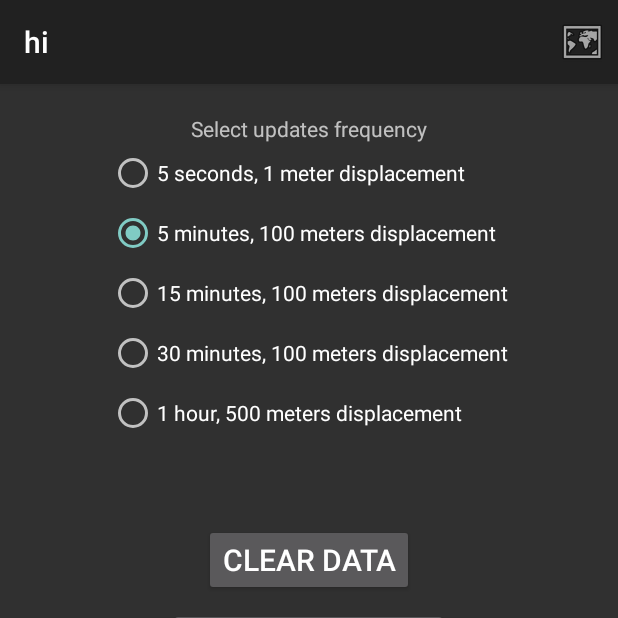
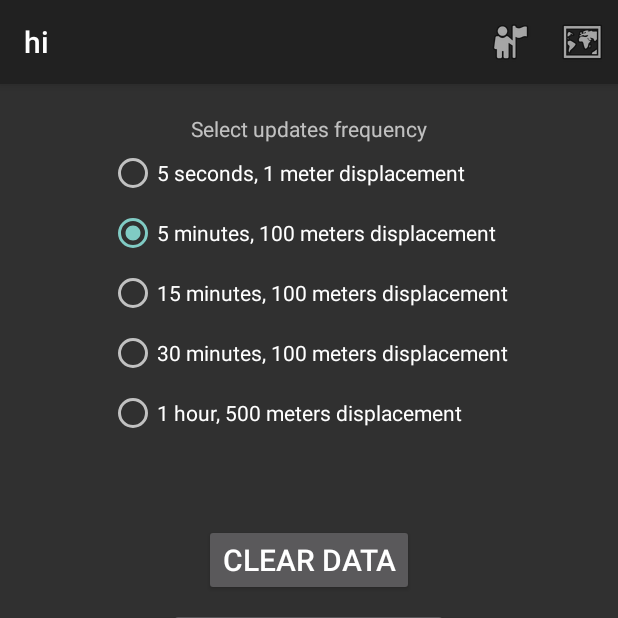
Before and after one commit to AbhishekChourasiya/track-my-location, an Android app: the screen it shows after launch (MainActivity), on a phone screen of 412 x 824 dp, the top half of it. Run offline under Robolectric (Android 15) with nearby library versions, the light colour scheme and no system bars; our stand-ins replace ButterKnife; libraries missing offline, so code that uses them is left out: com.activeandroid, com.activeandroid.query, com.crashlytics.android, de.greenrobot.event, io.fabric.sdk; 6 statements that could not run were skipped.

Commit message:
some ui changes

```diff
--- a/LocationAppAndroid/app/src/main/java/com/techmagic/locationapp/Utils.java
+++ b/LocationAppAndroid/app/src/main/java/com/techmagic/locationapp/Utils.java
@@ -32,12 +32,12 @@ public class Utils {
     }
 
     public static String formatDate(long milis) {
-        String time = new SimpleDateFormat("MM-yyyy-dd").format(new Date(milis));
+        String time = new SimpleDateFormat("MMMM dd, yyyy").format(new Date(milis));
         return time;
     }
 
     public static String formatDateAndTime(long milis) {
-        String time = new SimpleDateFormat("MMMM-yyyy-dd HH:mm").format(new Date(milis));
+        String time = new SimpleDateFormat("HH:mm, dd 'of' MMMM yyyy").format(new Date(milis));
         return time;
     }
 
--- a/LocationAppAndroid/app/src/main/res/layout/activity_results.xml
+++ b/LocationAppAndroid/app/src/main/res/layout/activity_results.xml
@@ -26,7 +26,7 @@
             android:id="@+id/btn_time_from"
             android:layout_width="match_parent"
             android:layout_height="wrap_content"
-            android:layout_weight="1"
+            android:layout_weight="2"
             android:text="Time from"/>
 
     </LinearLayout>
@@ -52,7 +52,7 @@
             android:id="@+id/btn_time_to"
             android:layout_width="match_parent"
             android:layout_height="wrap_content"
-            android:layout_weight="1"
+            android:layout_weight="2"
             android:text="Time to"/>
 
     </LinearLayout>
--- a/LocationAppAndroid/app/src/main/res/menu/menu_main.xml
+++ b/LocationAppAndroid/app/src/main/res/menu/menu_main.xml
@@ -3,7 +3,13 @@
     xmlns:tools="http://schemas.android.com/tools"
     tools:context="com.techmagic.locationapp.map.MapResultsActivity">
 
-    <item android:id="@+id/action_map"
+    <item android:id="@+id/action_map_markers"
+        android:title="@string/action_map"
+        android:orderInCategory="100"
+        android:icon="@android:drawable/ic_menu_myplaces"
+        app:showAsAction="always" />
+
+    <item android:id="@+id/action_map_circles"
         android:title="@string/action_map"
         android:orderInCategory="100"
         android:icon="@android:drawable/ic_menu_mapmode"
--- /dev/null
+++ b/LocationAppAndroid/app/src/main/res/values/colors.xml
@@ -0,0 +1,6 @@
+<?xml version="1.0" encoding="utf-8"?>
+<resources>
+
+    <color name="color_map_circle">#9000AAAA</color>
+
+</resources>
```
Also changed, not shown: LocationAppAndroid/app/src/main/java/com/techmagic/locationapp/MainActivity.java (+7 -1 lines), LocationAppAndroid/app/src/main/java/com/techmagic/locationapp/map/MapResultsActivity.java (+42 -6 lines), LocationAppAndroid/app/src/main/res/drawable-hdpi/pointer_transparent.png (added).
